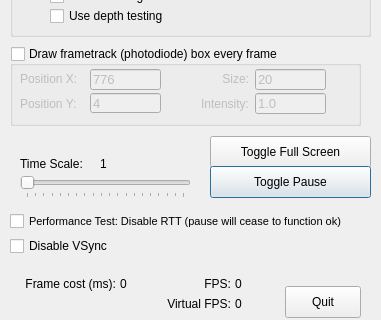
Qt form dialog.ui (cculianu/Test_TiDLP4500) before a commit; both pictures show x 0 to 381 and y 194 to 514 of the 381 by 514 pixel window.
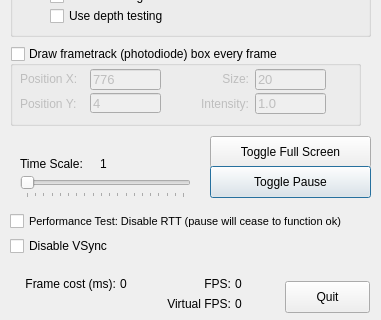
The same form after that commit. Icons and pictures are not drawn.

Commit message: tweak to vsync chk

```diff
--- a/dialog.ui
+++ b/dialog.ui
@@ -43,8 +43,8 @@
    <property name="geometry">
     <rect>
      <x>285</x>
-     <y>480</y>
-     <width>76</width>
+     <y>475</y>
+     <width>85</width>
      <height>32</height>
     </rect>
    </property>
```
Left out of the diff: 2 changed lines with no effect on the pictures. The commit also changes 1 other file.
